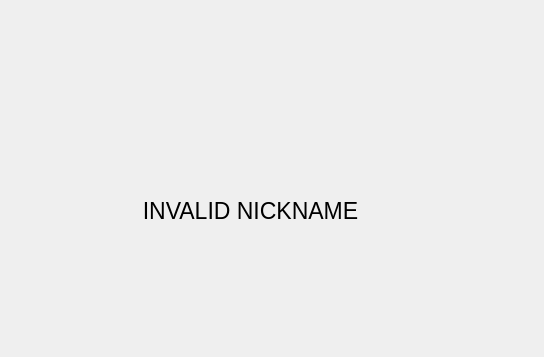
The window that playerstatswidget.ui (szwoloszyn/FaceitAnalyserApp) describes before a commit, drawn with Qt 5.
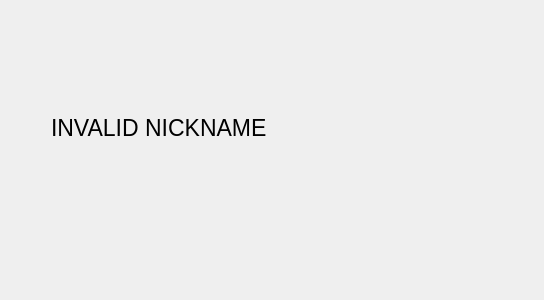
The same window after the commit. The open tabs and pages were chosen to show the change. Custom widgets are drawn as their Qt base class.

Commit message: layouts setup

Diff of the .ui file:
```diff
--- a/playerstatswidget.ui
+++ b/playerstatswidget.ui
@@ -7,7 +7,7 @@
     <x>0</x>
     <y>0</y>
     <width>544</width>
-    <height>357</height>
+    <height>300</height>
    </rect>
   </property>
   <property name="minimumSize">
@@ -19,15 +19,12 @@
   <property name="windowTitle">
    <string>Form</string>
   </property>
+  <layout class="QVBoxLayout" name="verticalLayout">
+   <item>
+    <widget class="PlayerInputPanel" name="input" native="true"/>
+   </item>
+   <item>
   <widget class="QStackedWidget" name="stackedWidget">
-   <property name="geometry">
-    <rect>
-     <x>60</x>
-     <y>100</y>
-     <width>391</width>
-     <height>221</height>
-    </rect>
-   </property>
    <widget class="QWidget" name="empty"/>
    <widget class="PlayerDataPanel" name="data"/>
    <widget class="QWidget" name="invalidCnt">
@@ -48,22 +45,11 @@
      <property name="text">
       <string>INVALID NICKNAME</string>
      </property>
-     <property name="alignment">
-      <set>Qt::AlignmentFlag::AlignCenter</set>
-     </property>
     </widget>
    </widget>
   </widget>
-  <widget class="PlayerInputPanel" name="input" native="true">
-   <property name="geometry">
-    <rect>
-     <x>0</x>
-     <y>0</y>
-     <width>541</width>
-     <height>71</height>
-    </rect>
-   </property>
-  </widget>
+   </item>
+  </layout>
  </widget>
  <customwidgets>
   <customwidget>
```
Lines whose indentation alone changed are shown as unchanged. The commit also changes 6 other files.
